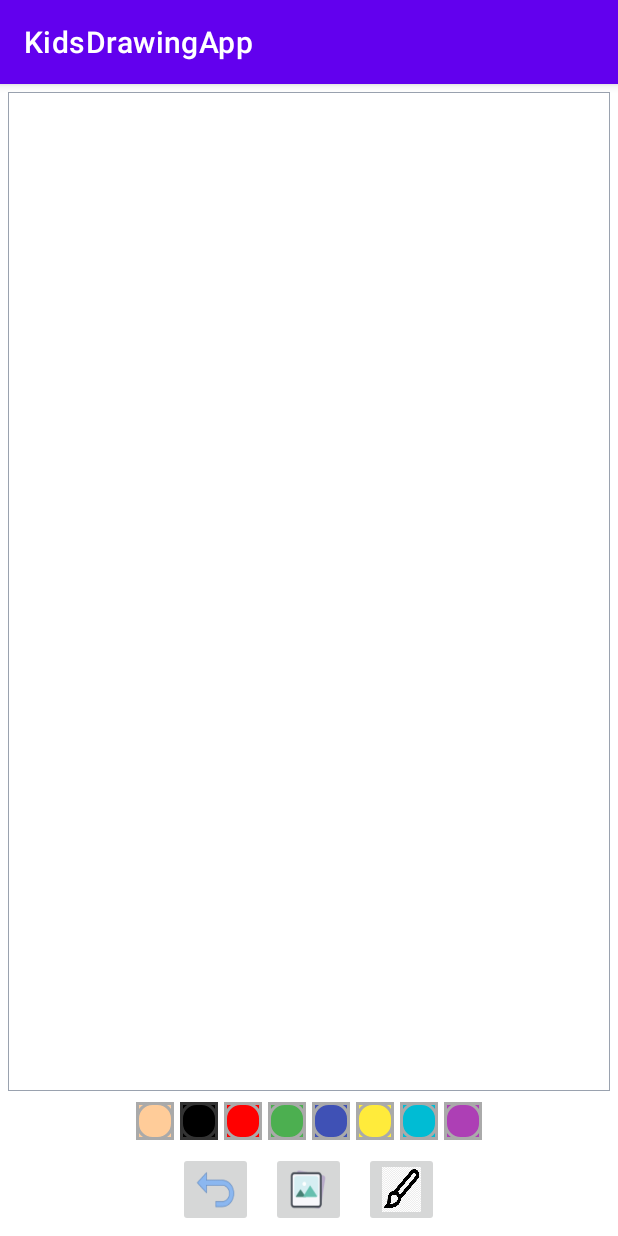
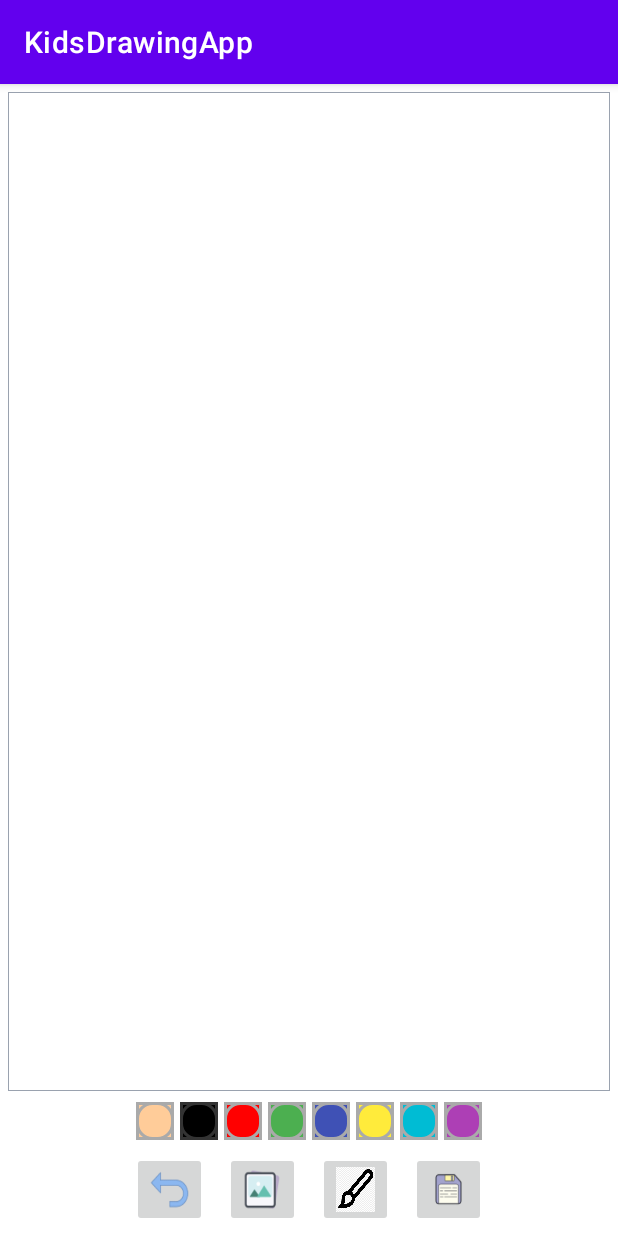
Before and after one commit to maximilian6547s/KidsDrawingApp, an Android app: the screen it shows after launch (MainActivity), on a phone screen of 412 x 824 dp. Run offline under Robolectric (Android 15) with nearby library versions, the phone set to English and light mode, and no system bars.

Commit message:
Prepare to save image on device/ Add provider to manifest and add method getBitmapFromView

```diff
--- a/app/src/main/res/layout/activity_main.xml
+++ b/app/src/main/res/layout/activity_main.xml
@@ -164,6 +164,15 @@
             android:scaleType="fitXY"
             android:src="@drawable/brush_icon" />
 
+        <ImageButton
+            android:id="@+id/ibSave"
+            android:layout_width="50dp"
+            android:layout_height="50dp"
+            android:layout_margin="6dp"
+            android:contentDescription="save_image"
+            android:scaleType="fitXY"
+            android:src="@drawable/ic_save" />
+
     </LinearLayout>
 
 
```
Also changed, not shown: app/src/main/AndroidManifest.xml (+11 -0 lines), app/src/main/java/com/maximcuker/kidsdrawingapp/MainActivity.kt (+20 -0 lines), app/src/main/res/xml/path.xml (added, +7 -0 lines), app/src/main/res/drawable/ic_save.png (added).
